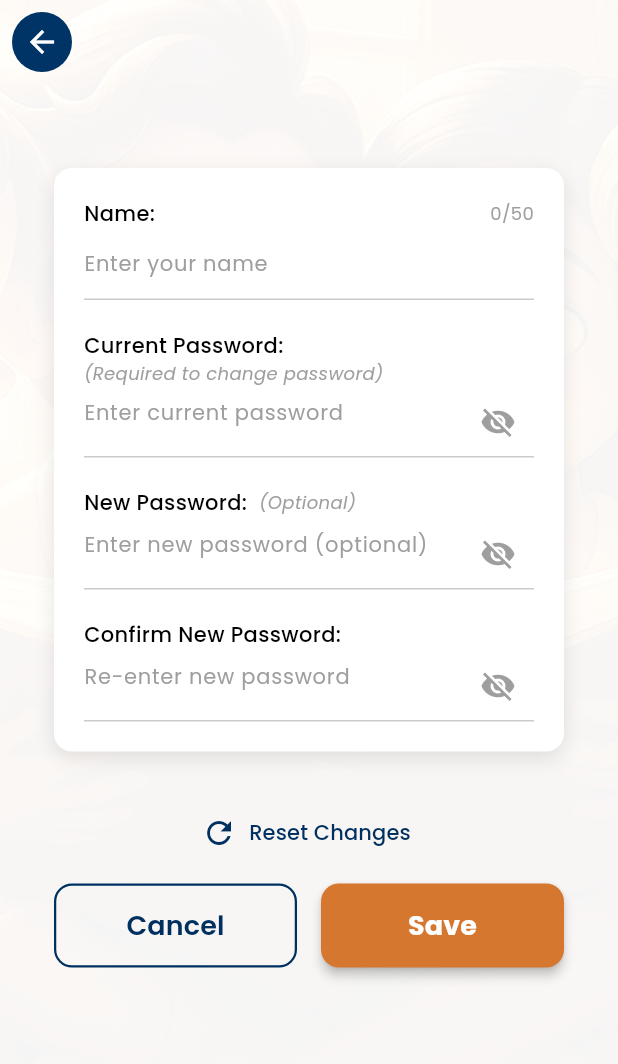
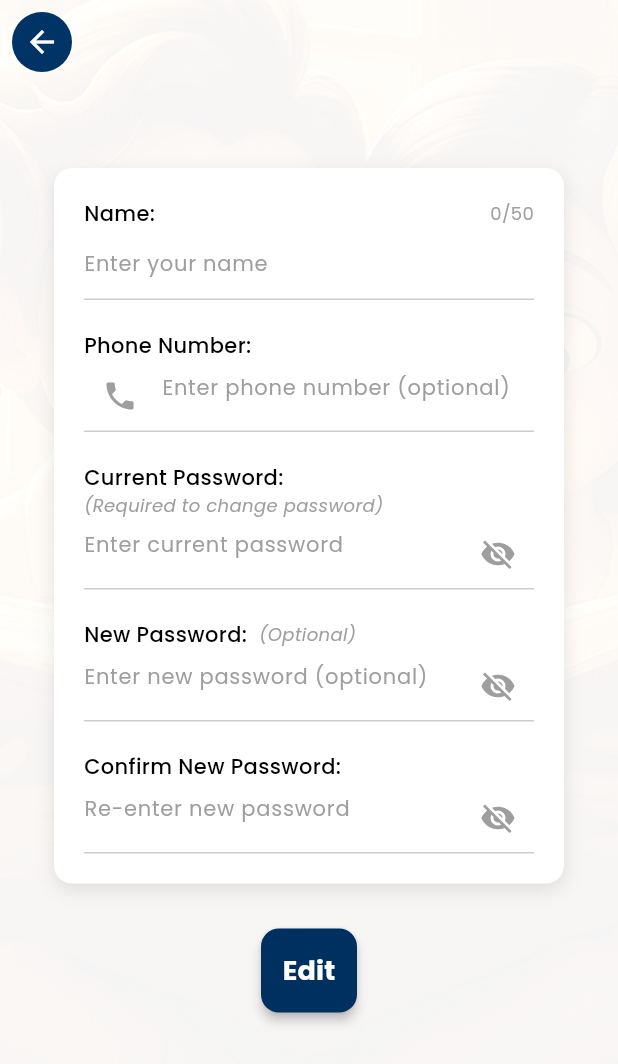
Before and after one commit to joerosspalabrica-srphm/Flutter-App-Dev-Book-Nest, a Flutter app: the ProfileLoginScreen screen opened directly, on a phone screen of 412 x 824 dp. Shown: the top 1064 px of the screen. Run offline on Flutter 3.47's test engine with Material 3 defaults, Android fonts, the phone set to English and light mode, and no system bars; our stand-ins replace firebase_auth, firebase_core, firebase_database, google_fonts, image_picker, shared_preferences; accounts and stored records are empty; statements that could not run were skipped.

Commit message:
feat(edit-profile): Add phone number field with validation and Edit/Cancel/Save logic

```diff
--- a/lib/edit-profile_module.dart
+++ b/lib/edit-profile_module.dart
@@ -15,16 +15,19 @@ class ProfileLoginScreen extends StatefulWidget {
 
 class _ProfileLoginScreenState extends State<ProfileLoginScreen> with SingleTickerProviderStateMixin {
   final TextEditingController usernameController = TextEditingController();
+  final TextEditingController phoneController = TextEditingController();
   final TextEditingController currentPasswordController = TextEditingController();
   final TextEditingController passwordController = TextEditingController();
   final TextEditingController confirmPasswordController = TextEditingController();
   bool _isLoading = false;
+  bool _isEditMode = false; // Track edit mode
   bool _obscureCurrentPassword = true;
   bool _obscurePassword = true;
   bool _obscureConfirmPassword = true;
 
   // For reset functionality
   String _originalName = '';
+  String _originalPhone = '';
 
   // Password validation states
   String _passwordStrength = '';
@@ -131,7 +134,7 @@ class _ProfileLoginScreenState extends State<ProfileLoginScreen> with SingleTick
   Future<void> _loadUserData() async {
     final user = FirebaseAuth.instance.currentUser;
     if (user != null) {
-      // Load username from Realtime Database
+      // Load username and phone from Realtime Database
       try {
         final snapshot = await FirebaseDatabase.instance
             .ref('users/${user.uid}')
@@ -141,12 +144,16 @@ class _ProfileLoginScreenState extends State<ProfileLoginScreen> with SingleTick
           final data = snapshot.snapshot.value as Map?;
           setState(() {
             usernameController.text = data?['username'] ?? data?['name'] ?? user.displayName ?? '';
+            phoneController.text = data?['phone'] ?? '';
             _originalName = usernameController.text;
+            _originalPhone = phoneController.text;
           });
         } else {
           setState(() {
             usernameController.text = user.displayName ?? '';
+            phoneController.text = '';
             _originalName = usernameController.text;
+            _originalPhone = '';
           });
         }
       } catch (e) {
@@ -200,25 +207,31 @@ class _ProfileLoginScreenState extends State<ProfileLoginScreen> with SingleTick
   void _resetChanges() {
     setState(() {
       usernameController.text = _originalName;
+      phoneController.text = _originalPhone;
       currentPasswordController.text = '';
       passwordController.text = '';
       confirmPasswordController.text = '';
       _passwordStrength = '';
       _passwordsMatch = true;
       _showPasswordRequirements = false;
+      _isEditMode = false;
     });
-    _showSnackBar('Changes reset', isError: false);
+    _showSnackBar('Changes cancelled', isError: false);
   }
 
   Future<void> _onDonePressed() async {
     // Check if any changes were made
     final nameChanged = usernameController.text.trim() != _originalName;
+    final phoneChanged = phoneController.text.trim() != _originalPhone;
     final passwordChangeRequested = passwordController.text.isNotEmpty ||
                                     confirmPasswordController.text.isNotEmpty ||
                                     currentPasswordController.text.isNotEmpty;
 
-    if (!nameChanged && !passwordChangeRequested) {
+    if (!nameChanged && !phoneChanged && !passwordChangeRequested) {
       _showSnackBar('No changes to save', isError: false);
+      setState(() {
+        _isEditMode = false;
+      });
       return;
     }
 
@@ -231,6 +244,15 @@ class _ProfileLoginScreenState extends State<ProfileLoginScreen> with SingleTick
 
       if (usernameController.text.trim().length > _nameMaxLength) {
         _showSnackBar('Name is too long (max $_nameMaxLength characters)', isError: true);
+        return;
+      }
+    }
+
+    // Validate phone number if provided (optional field)
+    if (phoneController.text.trim().isNotEmpty) {
+      final phoneRegex = RegExp(r'^[0-9]{10,15}$');
+      if (!phoneRegex.hasMatch(phoneController.text.trim())) {
+        _showSnackBar('Please enter a valid phone number (10-15 digits)', isError: true);
         return;
       }
     }
@@ -316,12 +338,17 @@ class _ProfileLoginScreenState extends State<ProfileLoginScreen> with SingleTick
         }
       }
 
-      // Update Realtime Database if name changed
+      // Update Realtime Database if name or phone changed
+      if (nameChanged || phoneController.text.trim().isNotEmpty) {
+        final updates = <String, dynamic>{};
+
         if (nameChanged) {
-        final updates = {
-          'username': usernameController.text.trim(),
-          'name': usernameController.text.trim(),
-        };
+          updates['username'] = usernameController.text.trim();
+          updates['name'] = usernameController.text.trim();
+        }
+
+        // Always update phone (even if empty, to allow removal)
+        updates['phone'] = phoneController.text.trim();
 
         if (avatarBase64 != null) {
           updates['avatar'] = avatarBase64;
@@ -357,11 +384,17 @@ class _ProfileLoginScreenState extends State<ProfileLoginScreen> with SingleTick
 
       _showSnackBar(successMessage, isError: false);
 
-      // Navigate back after animation
-      await Future.delayed(const Duration(milliseconds: 1500));
-      if (mounted) {
-        Navigator.pop(context, true); // Return true to indicate success
-      }
+      // Update original values and exit edit mode
+      setState(() {
+        _originalName = usernameController.text.trim();
+        _originalPhone = phoneController.text.trim();
+        _isEditMode = false;
+        currentPasswordController.clear();
+        passwordController.clear();
+        confirmPasswordController.clear();
+        _passwordStrength = '';
+        _passwordsMatch = true;
+      });
     } on FirebaseAuthException catch (e) {
       String errorMessage = 'Update failed';
 
@@ -454,6 +487,7 @@ class _ProfileLoginScreenState extends State<ProfileLoginScreen> with SingleTick
   @override
   void dispose() {
     usernameController.dispose();
+    phoneController.dispose();
     currentPasswordController.dispose();
     passwordController.dispose();
     confirmPasswordController.dispose();
@@ -591,6 +625,7 @@ class _ProfileLoginScreenState extends State<ProfileLoginScreen> with SingleTick
                             ),
                             TextField(
                               controller: usernameController,
+                              readOnly: !_isEditMode,
                               maxLength: _nameMaxLength,
                               decoration: InputDecoration(
                                 hintText: 'Enter your name',
@@ -608,6 +643,50 @@ class _ProfileLoginScreenState extends State<ProfileLoginScreen> with SingleTick
                                   borderSide: BorderSide(color: Color(0xFF003366), width: 2),
                                 ),
                                 counterText: '', // Hide default counter
+                              ),
+                              style: GoogleFonts.poppins(
+                                fontSize: hintFontSize,
+                                color: Colors.black,
+                              ),
+                            ),
+
+                            SizedBox(height: fieldSpacing),
+
+                            // Phone Number Field
+                            Text(
+                              'Phone Number:',
+                              style: GoogleFonts.poppins(
+                                fontSize: labelFontSize,
+                                fontWeight: FontWeight.w500,
+                                color: Colors.black,
+                              ),
+                            ),
+                            TextField(
+                              controller: phoneController,
+                              readOnly: !_isEditMode,
+                              keyboardType: TextInputType.phone,
+                              maxLength: 15,
+                              decoration: InputDecoration(
+                                hintText: 'Enter phone number (optional)',
+                                hintStyle: GoogleFonts.poppins(
+                                  color: Colors.grey,
+                                  fontSize: hintFontSize,
+                                ),
+                                border: const UnderlineInputBorder(
+                                  borderSide: BorderSide(color: Color(0xFFCCCCCC)),
+                                ),
+                                enabledBorder: const UnderlineInputBorder(
+                                  borderSide: BorderSide(color: Color(0xFFCCCCCC)),
+                                ),
+                                focusedBorder: const UnderlineInputBorder(
+                                  borderSide: BorderSide(color: Color(0xFF003366), width: 2),
+                                ),
+                                counterText: '',
+                                prefixIcon: Icon(
+                                  Icons.phone,
+                                  color: Colors.grey,
+                                  size: iconSize,
+                                ),
                               ),
                               style: GoogleFonts.poppins(
                                 fontSize: hintFontSize,
@@ -642,6 +721,7 @@ class _ProfileLoginScreenState extends State<ProfileLoginScreen> with SingleTick
                   ),
                   TextField(
                     controller: currentPasswordController,
+                    readOnly: !_isEditMode,
                     obscureText: _obscureCurrentPassword,
                     decoration: InputDecoration(
                       hintText: 'Enter current password',
@@ -737,6 +817,7 @@ class _ProfileLoginScreenState extends State<ProfileLoginScreen> with SingleTick
                     },
                     child: TextField(
                       controller: passwordController,
+                      readOnly: !_isEditMode,
                       obscureText: _obscurePassword,
                       onChanged: (value) {
                         _calculatePasswordStrength(value);
@@ -831,6 +912,7 @@ class _ProfileLoginScreenState extends State<ProfileLoginScreen> with SingleTick
                   ),
                   TextField(
                     controller: confirmPasswordController,
+                    readOnly: !_isEditMode,
                     obscureText: _obscureConfirmPassword,
                     onChanged: (value) => _checkPasswordsMatch(),
                     decoration: InputDecoration(
@@ -904,8 +986,8 @@ class _ProfileLoginScreenState extends State<ProfileLoginScreen> with SingleTick
             ),
 
             SizedBox(height: isMobile ? 20 : 30),
-
-            // Reset Button
+            // Reset Button (only show in edit mode)
+            if (_isEditMode)
               Center(
                 child: TextButton.icon(
                   onPressed: _isLoading ? null : _resetChanges,
@@ -920,9 +1002,10 @@ class _ProfileLoginScreenState extends State<ProfileLoginScreen> with SingleTick
                 ),
               ),
 
+            if (_isEditMode)
               SizedBox(height: isMobile ? 10 : 15),
 
-            // Action Buttons Row (Cancel left, Done right - platform convention)
+            // Action Buttons
             Center(
               child: Container(
                 constraints: BoxConstraints(
@@ -932,13 +1015,42 @@ class _ProfileLoginScreenState extends State<ProfileLoginScreen> with SingleTick
                   horizontal: cardMarginH,
                   vertical: isMobile ? 0 : 10,
                 ),
-                child: Row(
+                child: !_isEditMode
+                    ? // Edit Button
+                    ElevatedButton(
+                        onPressed: () {
+                          setState(() {
+                            _isEditMode = true;
+                          });
+                        },
+                        style: ElevatedButton.styleFrom(
+                          backgroundColor: const Color(0xFF003060),
+                          padding: EdgeInsets.symmetric(
+                            horizontal: 0,
+                            vertical: buttonPaddingV,
+                          ),
+                          shape: RoundedRectangleBorder(
+                            borderRadius: BorderRadius.circular(12),
+                          ),
+                          elevation: 3,
+                        ),
+                        child: Text(
+                          'Edit',
+                          style: GoogleFonts.poppins(
+                            fontSize: buttonFontSize,
+                            fontWeight: FontWeight.bold,
+                            color: Colors.white,
+                          ),
+                        ),
+                      )
+                    : // Cancel and Save buttons
+                    Row(
                       mainAxisAlignment: MainAxisAlignment.center,
                       children: [
-                    // Cancel Button (Secondary action - outlined, left position)
+                        // Cancel Button
                         Expanded(
                           child: OutlinedButton(
-                        onPressed: _isLoading ? null : () => Navigator.pop(context),
+                            onPressed: _isLoading ? null : _resetChanges,
                         style: OutlinedButton.styleFrom(
                           side: const BorderSide(color: Color(0xFF003060), width: 1.5),
                           padding: EdgeInsets.symmetric(
```
Lines whose indentation alone changed are shown as unchanged.
